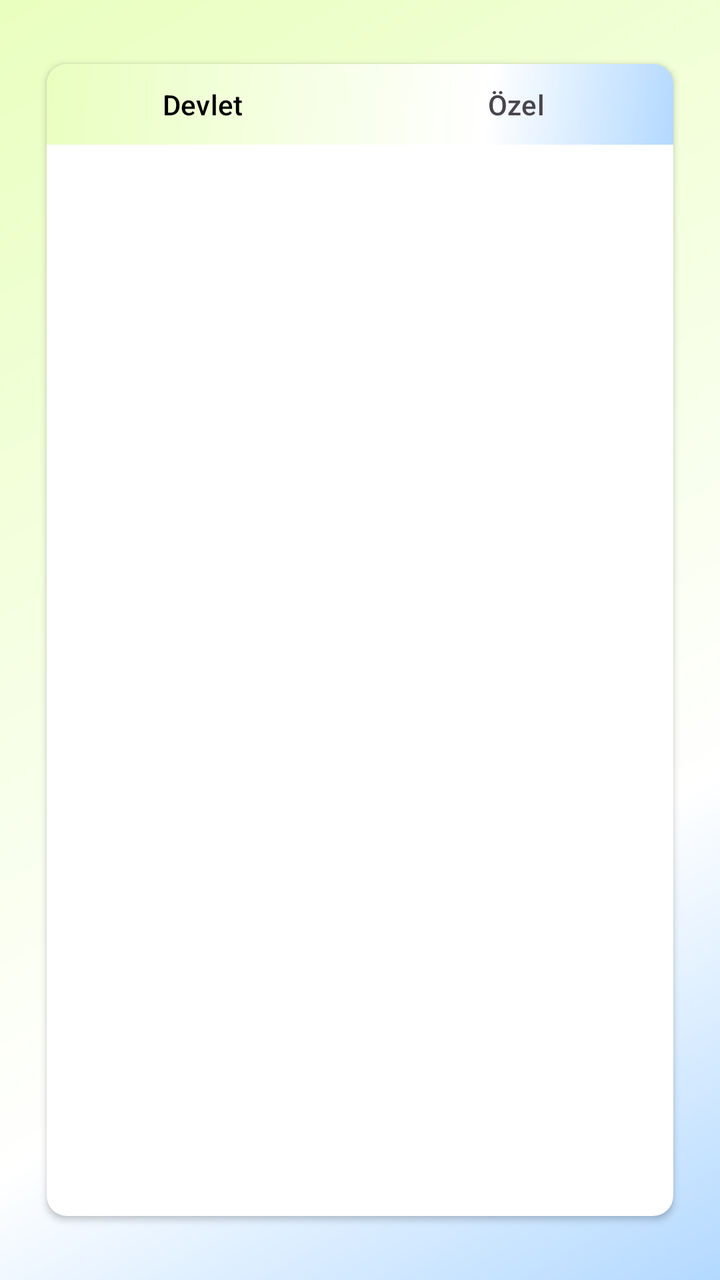
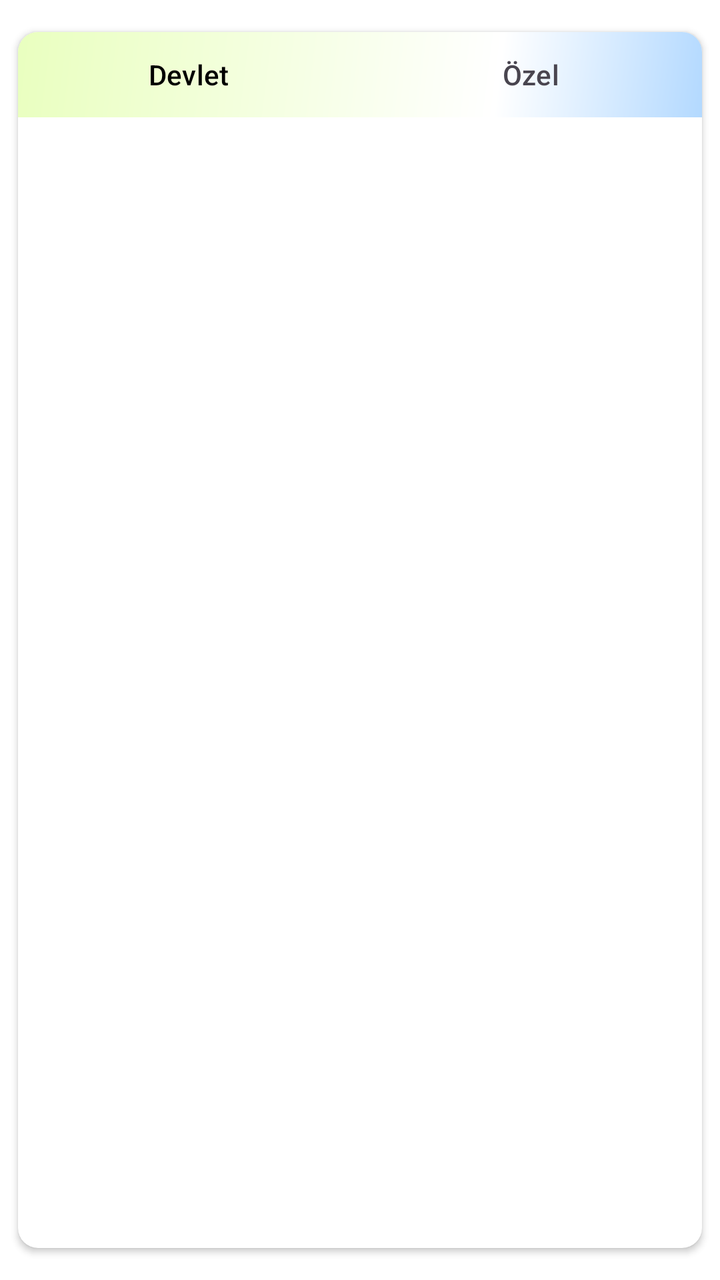

Two renders of the same Android screen: before a commit and after it. Below are the layout's source before the change and the commit's diff.
<!-- AndroidManifest.xml: application theme Theme.DesignExample -->
<!-- res/layout/fragment_new_design.xml -->
<?xml version="1.0" encoding="utf-8"?>
<androidx.constraintlayout.widget.ConstraintLayout xmlns:android="http://schemas.android.com/apk/res/android"
    xmlns:app="http://schemas.android.com/apk/res-auto"
    xmlns:tools="http://schemas.android.com/tools"
    android:layout_width="match_parent"
    android:layout_height="match_parent"
    android:background="@drawable/card_view_gradient"
    tools:context=".design.new_design">

    <androidx.cardview.widget.CardView
        app:layout_constraintBottom_toBottomOf="parent"
        app:layout_constraintEnd_toEndOf="parent"
        app:layout_constraintHorizontal_bias="0.5"
        app:layout_constraintStart_toStartOf="parent"
        app:layout_constraintTop_toTopOf="parent"
        app:layout_constraintVertical_bias="0.5"
        android:layout_width="0dp"
        app:layout_constraintWidth_percent="0.87"
        android:layout_height="0dp"
        app:layout_constraintHeight_percent="0.9"
        app:cardBackgroundColor="#FFFFFF"
        app:cardCornerRadius="10dp">

        <androidx.constraintlayout.widget.ConstraintLayout
            android:layout_width="match_parent"
            android:layout_height="match_parent"
            app:layout_constraintEnd_toEndOf="parent"
            app:layout_constraintStart_toStartOf="parent">

            <com.google.android.material.tabs.TabLayout
                android:id="@+id/tabLayout"
                android:layout_width="0dp"
                android:layout_height="0dp"
                app:tabIndicatorHeight="0dp"
                app:tabMode="fixed"
                app:tabIndicatorColor="@color/blue"
                app:layout_constraintEnd_toEndOf="parent"
                app:layout_constraintHeight_percent="0.07"
                app:layout_constraintHorizontal_bias="0.0"
                app:layout_constraintStart_toStartOf="parent"
                app:layout_constraintTop_toTopOf="parent"
                app:layout_constraintWidth_percent="1"
                app:tabSelectedTextColor="@color/black"
                android:background="@drawable/card_view_gradient"
                >


                <com.google.android.material.tabs.TabItem
                    android:layout_width="wrap_content"
                    android:layout_height="wrap_content"
                    android:text="Devlet"

                    />

                <com.google.android.material.tabs.TabItem
                    android:layout_width="wrap_content"
                    android:layout_height="wrap_content"
                    android:text="Özel" />
            </com.google.android.material.tabs.TabLayout>

            <androidx.viewpager2.widget.ViewPager2
                android:id="@+id/viewPager"
                android:layout_width="match_parent"
                android:layout_height="0dp"
                app:layout_constraintBottom_toBottomOf="parent"
                app:layout_constraintTop_toBottomOf="@+id/tabLayout"
                tools:layout_editor_absoluteX="1dp" />

        </androidx.constraintlayout.widget.ConstraintLayout>
    </androidx.cardview.widget.CardView>
</androidx.constraintlayout.widget.ConstraintLayout>
<!-- resources referenced by this layout -->
<resources>
  <color name="black">#FF000000</color>
  <color name="blue">#3F51B5</color>
  <!-- drawable card_view_gradient (drawable) -->
  <?xml version="1.0" encoding="utf-8"?>
  <shape xmlns:android="http://schemas.android.com/apk/res/android"
      android:shape="rectangle">
  
      <gradient
          android:startColor="#B3D9FF"
          android:centerColor="#FFFFFF"
          android:endColor="#E9FFBF"
          android:gradientRadius="0dp"
          android:angle="135"
          android:type="linear"
          android:centerX="0.5"
          android:centerY="0.3" />
  
  
  
  
  </shape>
  <style name="Theme.DesignExample" parent="Base.Theme.DesignExample" />
  <style name="Base.Theme.DesignExample" parent="Theme.Material3.DayNight.NoActionBar">
          
          
          <item name="android:statusBarColor">@color/black</item>
      </style>
</resources>

<!-- the commit's change to res/layout/fragment_new_design.xml (unified diff, before → after) -->
@@ -4,7 +4,7 @@
     xmlns:tools="http://schemas.android.com/tools"
     android:layout_width="match_parent"
     android:layout_height="match_parent"
-    android:background="@drawable/card_view_gradient"
+    android:background="@color/white"
     tools:context=".design.new_design">
 
     <androidx.cardview.widget.CardView
@@ -15,9 +15,9 @@
         app:layout_constraintTop_toTopOf="parent"
         app:layout_constraintVertical_bias="0.5"
         android:layout_width="0dp"
-        app:layout_constraintWidth_percent="0.87"
+        app:layout_constraintWidth_percent="0.95"
         android:layout_height="0dp"
-        app:layout_constraintHeight_percent="0.9"
+        app:layout_constraintHeight_percent="0.95"
         app:cardBackgroundColor="#FFFFFF"
         app:cardCornerRadius="10dp">
 
<!-- resource entries referenced after the edit -->
@@ -2,6 +2,7 @@
 <resources>
   <color name="black">#FF000000</color>
   <color name="blue">#3F51B5</color>
+  <color name="white">#FFFFFFFF</color>
   <!-- drawable card_view_gradient (drawable) -->
   <?xml version="1.0" encoding="utf-8"?>
   <shape xmlns:android="http://schemas.android.com/apk/res/android"
